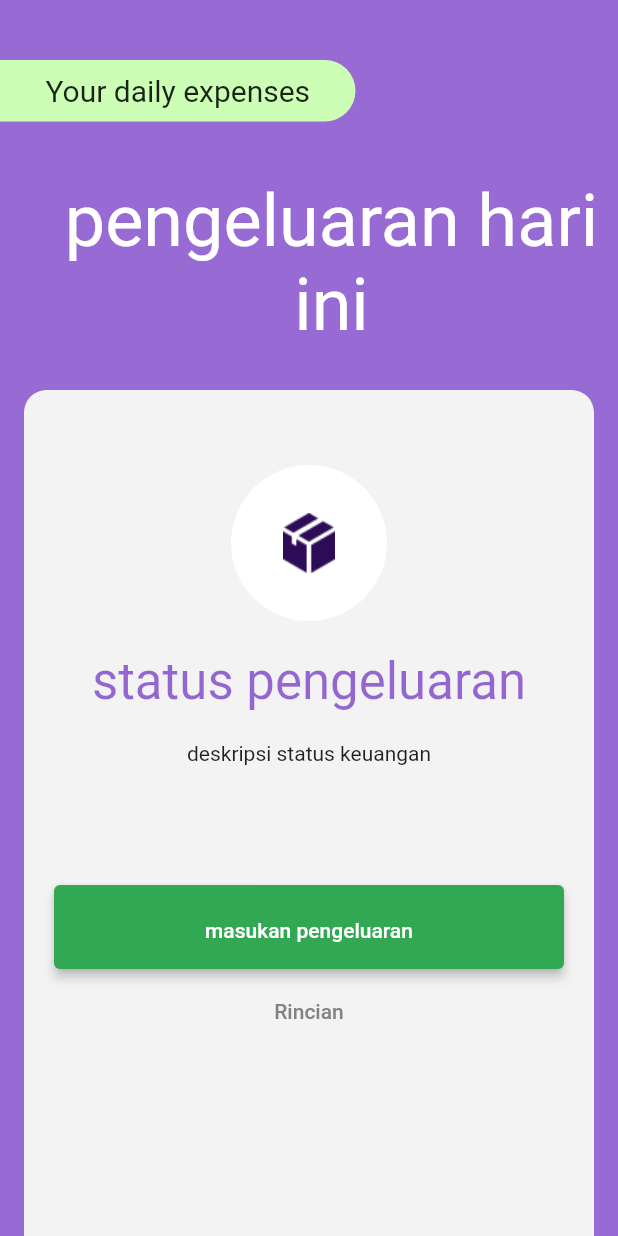
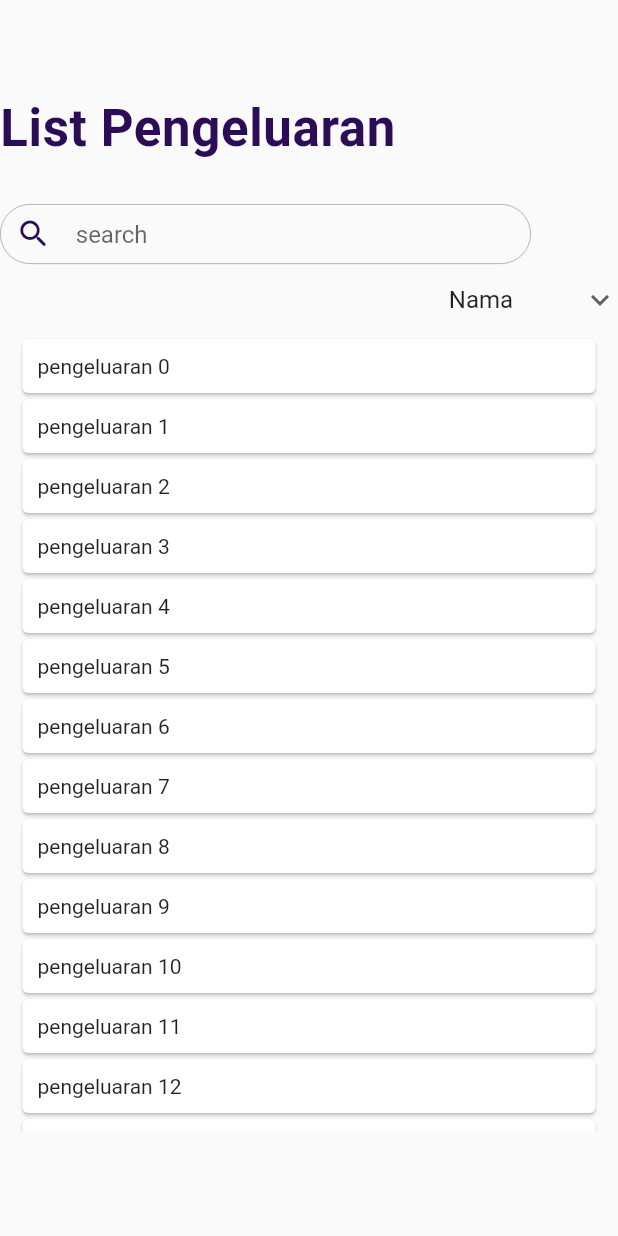
Before and after one commit to Dimassulthoni/yodexApp, a Flutter app: the screen it shows after launch, after a tap on "Rincian", on a phone screen of 412 x 824 dp. Run offline on Flutter 3.47's test engine with Material 2 defaults, Android fonts, the phone set to English and light mode, and no system bars; our stand-ins replace animated_splash_screen, flutter_svg, google_fonts, rflutter_alert.

Commit message:
list DONE

```diff
--- a/lib/form.dart
+++ b/lib/form.dart
@@ -33,7 +33,7 @@ void form(context) {
       DialogButton(
         onPressed: () => Navigator.pop(context),
         color: Color.fromRGBO(50, 168, 82, 10),
-        child: Text(
+        child: const Text(
           "SIMPAN",
           style: TextStyle(color: Colors.white, fontSize: 20),
         ),
--- /dev/null
+++ b/lib/list.dart
@@ -0,0 +1,100 @@
+import 'package:flutter/material.dart';
+
+class listpage extends StatefulWidget {
+  const listpage({Key? key}) : super(key: key);
+  @override
+  _listpage createState() => _listpage();
+}
+
+class _listpage extends State<listpage> {
+  final pengeluaran = List<String>.generate(20, (i) => 'pengeluaran $i');
+  var sort = ['Nama', 'Waktu', 'Pengeluaran'];
+  String dropdownvalue = 'Nama';
+  @override
+  Widget build(BuildContext context) {
+    return Scaffold(
+        body: SingleChildScrollView(
+      child: Column(
+        crossAxisAlignment: CrossAxisAlignment.start,
+        children: <Widget>[
+          const Padding(
+            padding: EdgeInsets.only(top: 65),
+            child: Text(
+              'List Pengeluaran',
+              textAlign: TextAlign.left,
+              style: TextStyle(
+                  color: Color.fromRGBO(45, 12, 87, 1),
+                  fontFamily: 'Roboto',
+                  fontSize: 34,
+                  letterSpacing: 0.4099999964237213,
+                  fontWeight: FontWeight.bold,
+                  height: 1.2058823529411764),
+            ),
+          ),
+          SizedBox(height: 30),
+          Container(
+              width: 354,
+              height: 40,
+              padding: EdgeInsets.only(left: 10),
+              decoration: BoxDecoration(
+                  borderRadius: BorderRadius.all(Radius.circular(27)),
+                  border: Border.all(color: Colors.grey, width: 0.5)),
+              child: const TextField(
+                decoration: InputDecoration(
+                    icon: Icon(
+                      Icons.search_rounded,
+                      color: Color.fromRGBO(45, 12, 87, 1),
+                    ),
+                    hintText: ('search'),
+                    border: InputBorder.none),
+              )),
+          Container(
+            alignment: AlignmentDirectional.centerEnd,
+            child: DropdownButtonHideUnderline(
+              child: DropdownButton(
+                // Initial Value
+                value: dropdownvalue,
+                // Down Arrow Icon
+                icon: const Icon(Icons.keyboard_arrow_down),
+
+                // Array list of items
+                items: sort.map((String items) {
+                  return DropdownMenuItem(
+                    value: items,
+                    child: Text(items),
+                  );
+                }).toList(),
+                // After selecting the desired option,it will
+                // change button value to selected value
+                onChanged: (String? newValue) {
+                  setState(() {
+                    dropdownvalue = newValue!;
+                  });
+                },
+              ),
+            ),
+          ),
+          SizedBox(
+            height: 530,
+            child: ListView.builder(
+                scrollDirection: Axis.vertical,
+                itemCount: pengeluaran.length,
+
+                // display each item of the product list
+                itemBuilder: (context, index) {
+                  return Card(
+                    // In many cases, the key isn't mandatory
+                    key: ValueKey(pengeluaran[index]),
+                    margin:
+                        const EdgeInsets.symmetric(vertical: 2, horizontal: 15),
+                    child: Padding(
+                        padding: const EdgeInsets.all(10),
+                        child: Text(pengeluaran[index])),
+                  );
+                }),
+          )
+        ],
+      ),
+    ));
+  }
+}
--- a/lib/main.dart
+++ b/lib/main.dart
@@ -1,5 +1,6 @@
 import 'package:flutter/material.dart';
 import 'package:animated_splash_screen/animated_splash_screen.dart';
+import 'package:yodex/list.dart';
 import 'total.dart';
 import 'form.dart';
 import 'dart:math' as math;
@@ -59,7 +60,8 @@ class _HomepageWidgetState extends State<HomepageWidget> {
     return Scaffold(
         //background
         backgroundColor: Color.fromARGB(156, 87, 13, 184),
-        body: Stack(children: <Widget>[
+        body: SingleChildScrollView(
+            child: Stack(children: <Widget>[
           Padding(
               // group 1
               padding: EdgeInsets.only(top: 40),
@@ -79,7 +81,9 @@ class _HomepageWidgetState extends State<HomepageWidget> {
                       child: Text('Your daily expenses',
                           textAlign: TextAlign.center,
                           style: GoogleFonts.averiaSansLibre(
-                              fontSize: 20, fontWeight: FontWeight.normal))))),
+                              fontSize: 20,
+                              fontWeight: FontWeight.normal,
+                              color: Color.fromARGB(156, 81, 3, 184)))))),
           Padding(
               //title
               padding: EdgeInsets.only(top: 119, left: 30),
@@ -97,7 +101,7 @@ class _HomepageWidgetState extends State<HomepageWidget> {
               child: Center(
                 child: Container(
                     padding: EdgeInsets.only(top: 10),
-                    constraints: BoxConstraints(minHeight: 50, minWidth: 380),
+                    constraints: BoxConstraints(minHeight: 460, minWidth: 380),
                     decoration: BoxDecoration(
                         color: Color.fromARGB(255, 243, 243, 243),
                         borderRadius: BorderRadius.only(
@@ -162,7 +166,11 @@ class _HomepageWidgetState extends State<HomepageWidget> {
                             height: 56,
                             child: TextButton(
                                 onPressed: () {
-                                  //buka rincian
+                                  Navigator.push(
+                                      context,
+                                      MaterialPageRoute(
+                                          builder: (context) =>
+                                              const listpage()));
                                 },
                                 child: const Text(
                                   'Rincian',
@@ -173,6 +181,6 @@ class _HomepageWidgetState extends State<HomepageWidget> {
                           )
                         ])),
               )),
-        ]));
+        ])));
   }
 }
```
